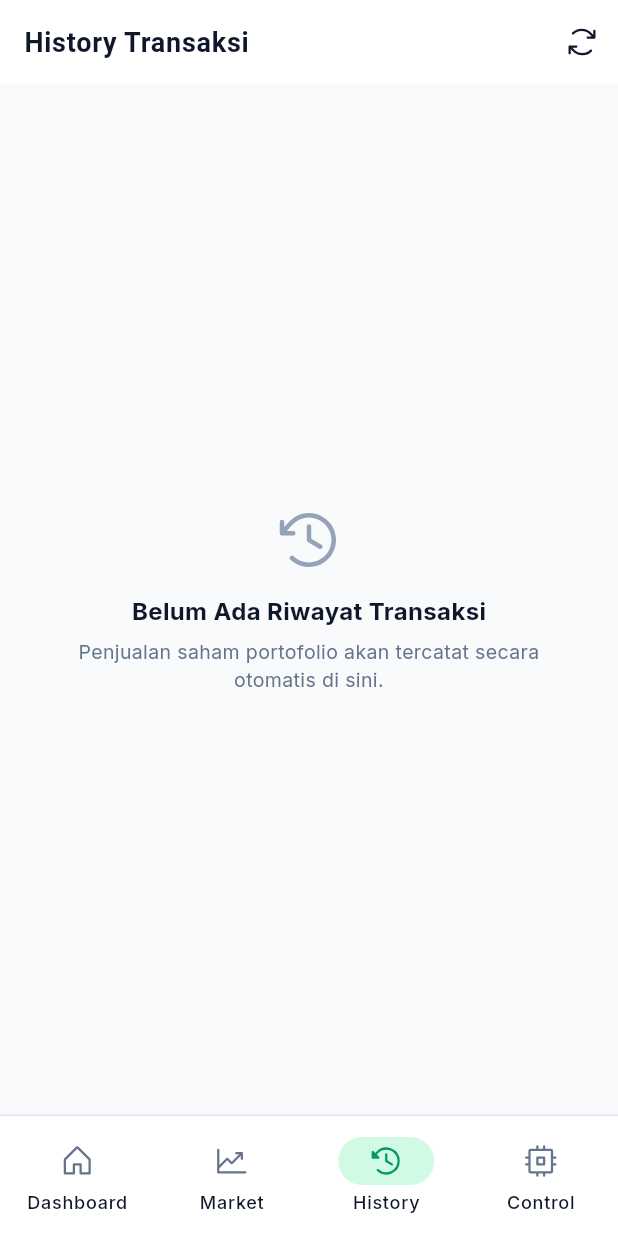
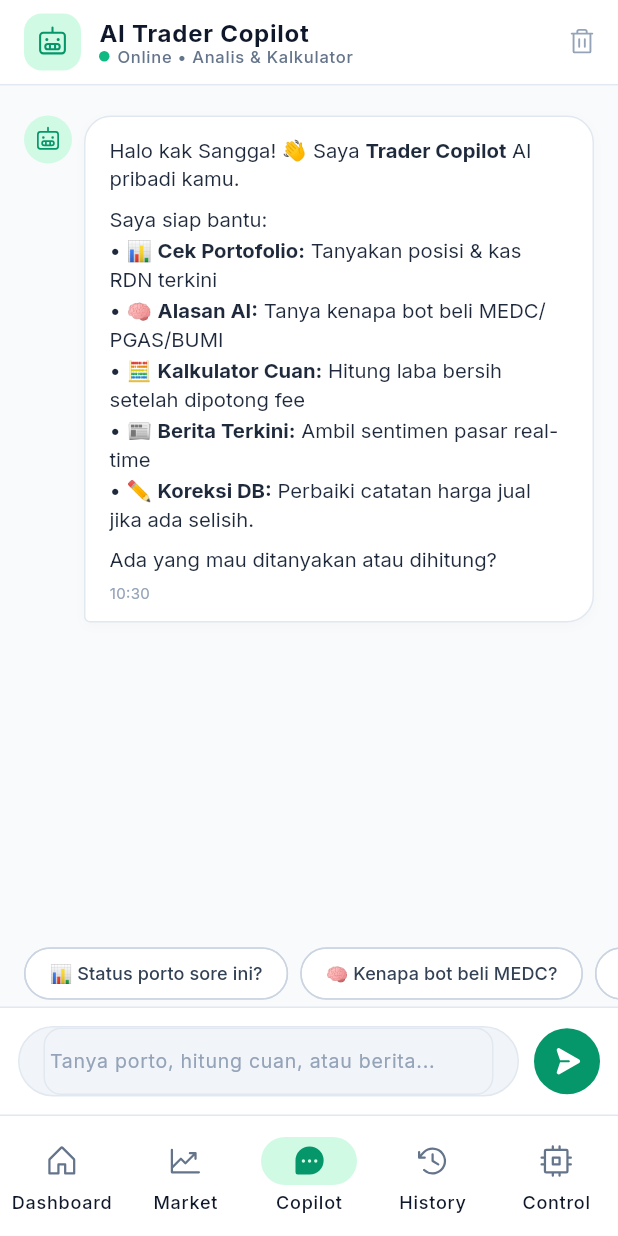
Before and after one commit to sanggasatria6-dev/aplikasicobaa, a Flutter app: the MainNav screen opened directly, item 3 of the bottom bar chosen, on a phone screen of 412 x 824 dp. Run offline on Flutter 3.47's test engine with Material 3 defaults, Android fonts, the light colour scheme and no system bars; our stand-ins replace cloud_firestore, dio, firebase_core, firebase_messaging, flutter_riverpod, flutter_slidable and 3 more; accounts and stored records are empty; network calls fail.

Commit message:
feat(copilot): add Trader Copilot AI chat screen and integrate with bottom navigation

```diff
--- a/lib/api_service.dart
+++ b/lib/api_service.dart
@@ -263,6 +263,25 @@ class ApiService {
       return false;
     }
   }
+
+  // --- 🤖 COPILOT AI CHAT ---
+  Future<String> sendCopilotMessage(String message, {List<Map<String, String>>? history}) async {
+    try {
+      final res = await _dio.post('/api/copilot/chat', data: {
+        "message": message,
+        "history": history ?? [],
+      });
+      if (res.data != null && res.data['reply'] != null) {
+        return res.data['reply'].toString();
+      }
+      return "Maaf, tidak ada respon dari Copilot.";
+    } on DioException catch (e) {
+      final detail = e.response?.data?['detail'] ?? e.message ?? "Gagal terhubung ke Copilot";
+      throw detail;
+    } catch (e) {
+      throw "Terjadi kesalahan: $e";
+    }
+  }
 }
 
 // Providers for Notifications
--- /dev/null
+++ b/lib/copilot_screen.dart
@@ -0,0 +1,451 @@
+import 'package:flutter/material.dart';
+import 'package:flutter_riverpod/flutter_riverpod.dart';
+import 'package:google_fonts/google_fonts.dart';
+import 'package:phosphor_flutter/phosphor_flutter.dart';
+import 'api_service.dart';
+
+class ChatMessage {
+  final String text;
+  final bool isUser;
+  final DateTime timestamp;
+
+  ChatMessage({
+    required this.text,
+    required this.isUser,
+    required this.timestamp,
+  });
+}
+
+class CopilotScreen extends ConsumerStatefulWidget {
+  const CopilotScreen({super.key});
+
+  @override
+  ConsumerState<CopilotScreen> createState() => _CopilotScreenState();
+}
+
+class _CopilotScreenState extends ConsumerState<CopilotScreen> {
+  final TextEditingController _controller = TextEditingController();
+  final ScrollController _scrollController = ScrollController();
+  final List<ChatMessage> _messages = [];
+  bool _isLoading = false;
+
+  final List<String> _suggestions = [
+    "📊 Status porto sore ini?",
+    "🧠 Kenapa bot beli MEDC?",
+    "🧮 Hitung cuan BUMI di 212",
+    "📰 Berita saham BUMI hari ini",
+    "🎯 Sinyal AI terbaik hari ini",
+  ];
+
+  @override
+  void initState() {
+    super.initState();
+    // Pesan sambutan awal dari Copilot
+    _messages.add(ChatMessage(
+      text: "Halo kak Sangga! 👋 Saya **Trader Copilot** AI pribadi kamu.\n\n"
+          "Saya siap bantu:\n"
+          "• 📊 **Cek Portofolio:** Tanyakan posisi & kas RDN terkini\n"
+          "• 🧠 **Alasan AI:** Tanya kenapa bot beli MEDC/PGAS/BUMI\n"
+          "• 🧮 **Kalkulator Cuan:** Hitung laba bersih setelah dipotong fee\n"
+          "• 📰 **Berita Terkini:** Ambil sentimen pasar real-time\n"
+          "• ✏️ **Koreksi DB:** Perbaiki catatan harga jual jika ada selisih.\n\n"
+          "Ada yang mau ditanyakan atau dihitung?",
+      isUser: false,
+      timestamp: DateTime.now(),
+    ));
+  }
+
+  @override
+  void dispose() {
+    _controller.dispose();
+    _scrollController.dispose();
+    super.dispose();
+  }
+
+  void _scrollToBottom() {
+    WidgetsBinding.instance.addPostFrameCallback((_) {
+      if (_scrollController.hasClients) {
+        _scrollController.animateTo(
+          _scrollController.position.maxScrollExtent,
+          duration: const Duration(milliseconds: 300),
+          curve: Curves.easeOut,
+        );
+      }
+    });
+  }
+
+  Future<void> _sendMessage(String text) async {
+    final query = text.trim();
+    if (query.isEmpty || _isLoading) return;
+
+    _controller.clear();
+    setState(() {
+      _messages.add(ChatMessage(
+        text: query,
+        isUser: true,
+        timestamp: DateTime.now(),
+      ));
+      _isLoading = true;
+    });
+    _scrollToBottom();
+
+    try {
+      final api = ref.read(apiProvider);
+      final reply = await api.sendCopilotMessage(query);
+
+      if (mounted) {
+        setState(() {
+          _messages.add(ChatMessage(
+            text: reply,
+            isUser: false,
+            timestamp: DateTime.now(),
+          ));
+          _isLoading = false;
+        });
+        _scrollToBottom();
+      }
+    } catch (e) {
+      if (mounted) {
+        setState(() {
+          _messages.add(ChatMessage(
+            text: "⚠️ Terjadi kesalahan: $e",
+            isUser: false,
+            timestamp: DateTime.now(),
+          ));
+          _isLoading = false;
+        });
+        _scrollToBottom();
+      }
+    }
+  }
+
+  @override
+  Widget build(BuildContext context) {
+    return Scaffold(
+      backgroundColor: const Color(0xFFF8FAFC),
+      appBar: AppBar(
+        backgroundColor: Colors.white,
+        elevation: 0,
+        scrolledUnderElevation: 0,
+        title: Row(
+          children: [
+            Container(
+              padding: const EdgeInsets.all(8),
+              decoration: BoxDecoration(
+                color: const Color(0xFFD1FAE5),
+                borderRadius: BorderRadius.circular(12),
+              ),
+              child: const Icon(
+                PhosphorIcons.robot,
+                color: Color(0xFF059669),
+                size: 22,
+              ),
+            ),
+            const SizedBox(width: 12),
+            Column(
+              crossAxisAlignment: CrossAxisAlignment.start,
+              children: [
+                Text(
+                  "AI Trader Copilot",
+                  style: GoogleFonts.inter(
+                    fontSize: 16,
+                    fontWeight: FontWeight.w700,
+                    color: const Color(0xFF0F172A),
+                  ),
+                ),
+                Row(
+                  children: [
+                    Container(
+                      width: 7,
+                      height: 7,
+                      decoration: const BoxDecoration(
+                        color: Color(0xFF10B981),
+                        shape: BoxShape.circle,
+                      ),
+                    ),
+                    const SizedBox(width: 5),
+                    Text(
+                      "Online • Analis & Kalkulator",
+                      style: GoogleFonts.inter(
+                        fontSize: 11,
+                        fontWeight: FontWeight.w500,
+                        color: const Color(0xFF64748B),
+                      ),
+                    ),
+                  ],
+                ),
+              ],
+            ),
+          ],
+        ),
+        actions: [
+          IconButton(
+            icon: const Icon(PhosphorIcons.trash, color: Color(0xFF94A3B8), size: 20),
+            tooltip: "Bersihkan Chat",
+            onPressed: () {
+              setState(() {
+                _messages.clear();
+                _messages.add(ChatMessage(
+                  text: "Chat telah dibersihkan. Ada yang bisa saya bantu terkait portofolio kak Sangga?",
+                  isUser: false,
+                  timestamp: DateTime.now(),
+                ));
+              });
+            },
+          ),
+        ],
+        bottom: PreferredSize(
+          preferredSize: const Size.fromHeight(1),
+          child: Container(color: const Color(0xFFE2E8F0), height: 1),
+        ),
+      ),
+      body: Column(
+        children: [
+          // Daftar Pesan Chat
+          Expanded(
+            child: ListView.builder(
+              controller: _scrollController,
+              padding: const EdgeInsets.symmetric(horizontal: 16, vertical: 20),
+              itemCount: _messages.length,
+              itemBuilder: (context, index) {
+                final msg = _messages[index];
+                return _buildMessageBubble(msg);
+              },
+            ),
+          ),
+
+          // Typing Indicator
+          if (_isLoading)
+            Padding(
+              padding: const EdgeInsets.only(left: 20, bottom: 8),
+              child: Row(
+                children: [
+                  Container(
+                    padding: const EdgeInsets.symmetric(horizontal: 14, vertical: 8),
+                    decoration: BoxDecoration(
+                      color: Colors.white,
+                      borderRadius: BorderRadius.circular(16),
+                      border: Border.all(color: const Color(0xFFE2E8F0)),
+                    ),
+                    child: Row(
+                      mainAxisSize: MainAxisSize.min,
+                      children: [
+                        const SizedBox(
+                          width: 12,
+                          height: 12,
+                          child: CircularProgressIndicator(
+                            strokeWidth: 2,
+                            color: Color(0xFF059669),
+                          ),
+                        ),
+                        const SizedBox(width: 8),
+                        Text(
+                          "Copilot sedang berpikir...",
+                          style: GoogleFonts.inter(
+                            fontSize: 12,
+                            color: const Color(0xFF64748B),
+                            fontStyle: FontStyle.italic,
+                          ),
+                        ),
+                      ],
+                    ),
+                  ),
+                ],
+              ),
+            ),
+
+          // Suggestion Chips (Rekomendasi Cepat)
+          Container(
+            height: 44,
+            padding: const EdgeInsets.symmetric(vertical: 4),
+            child: ListView.separated(
+              scrollDirection: Axis.horizontal,
+              padding: const EdgeInsets.symmetric(horizontal: 16),
+              itemCount: _suggestions.length,
+              separatorBuilder: (_, __) => const SizedBox(width: 8),
+              itemBuilder: (context, i) {
+                return ActionChip(
+                  label: Text(
+                    _suggestions[i],
+                    style: GoogleFonts.inter(
+                      fontSize: 12,
+                      fontWeight: FontWeight.w500,
+                      color: const Color(0xFF334155),
+                    ),
+                  ),
+                  backgroundColor: Colors.white,
+                  side: const BorderSide(color: Color(0xFFCBD5E1)),
+                  shape: RoundedRectangleBorder(
+                    borderRadius: BorderRadius.circular(20),
+                  ),
+                  onPressed: () => _sendMessage(_suggestions[i]),
+                );
+              },
+            ),
+          ),
+
+          // Input Box Bar
+          Container(
+            padding: const EdgeInsets.all(12),
+            decoration: const BoxDecoration(
+              color: Colors.white,
+              border: Border(
+                top: BorderSide(color: Color(0xFFE2E8F0), width: 1),
+              ),
+            ),
+            child: SafeArea(
+              child: Row(
+                children: [
+                  Expanded(
+                    child: Container(
+                      padding: const EdgeInsets.symmetric(horizontal: 16),
+                      decoration: BoxDecoration(
+                        color: const Color(0xFFF1F5F9),
+                        borderRadius: BorderRadius.circular(24),
+                        border: Border.all(color: const Color(0xFFE2E8F0)),
+                      ),
+                      child: TextField(
+                        controller: _controller,
+                        textInputAction: TextInputAction.send,
+                        onSubmitted: _sendMessage,
+                        style: GoogleFonts.inter(fontSize: 14, color: const Color(0xFF0F172A)),
+                        decoration: InputDecoration(
+                          hintText: "Tanya porto, hitung cuan, atau berita...",
+                          hintStyle: GoogleFonts.inter(fontSize: 13, color: const Color(0xFF94A3B8)),
+                          border: InputBorder.none,
+                          isDense: true,
+                          contentPadding: const EdgeInsets.symmetric(vertical: 12),
+                        ),
+                      ),
+                    ),
+                  ),
+                  const SizedBox(width: 10),
+                  Material(
+                    color: const Color(0xFF059669),
+                    borderRadius: BorderRadius.circular(24),
+                    child: InkWell(
+                      borderRadius: BorderRadius.circular(24),
+                      onTap: () => _sendMessage(_controller.text),
+                      child: Container(
+                        width: 44,
+                        height: 44,
+                        alignment: Alignment.center,
+                        child: const Icon(
+                          PhosphorIcons.paperPlaneRightFill,
+                          color: Colors.white,
+                          size: 20,
+                        ),
+                      ),
+                    ),
+                  ),
+                ],
+              ),
+            ),
+          ),
+        ],
+      ),
+    );
+  }
+
+  Widget _buildMessageBubble(ChatMessage msg) {
+    final isUser = msg.isUser;
+    final timeStr = "${msg.timestamp.hour.toString().padLeft(2, '0')}:${msg.timestamp.minute.toString().padLeft(2, '0')}";
+
+    return Padding(
+      padding: const EdgeInsets.only(bottom: 14),
+      child: Row(
+        mainAxisAlignment: isUser ? MainAxisAlignment.end : MainAxisAlignment.start,
+        crossAxisAlignment: CrossAxisAlignment.start,
+        children: [
+          if (!isUser) ...[
+            CircleAvatar(
+              radius: 16,
+              backgroundColor: const Color(0xFFD1FAE5),
+              child: const Icon(PhosphorIcons.robot, color: Color(0xFF059669), size: 18),
+            ),
+            const SizedBox(width: 8),
+          ],
+          Flexible(
+            child: Container(
+              padding: const EdgeInsets.symmetric(horizontal: 16, vertical: 12),
+              decoration: BoxDecoration(
+                color: isUser ? const Color(0xFF059669) : Colors.white,
+                borderRadius: BorderRadius.only(
+                  topLeft: const Radius.circular(18),
+                  topRight: const Radius.circular(18),
+                  bottomLeft: Radius.circular(isUser ? 18 : 4),
+                  bottomRight: Radius.circular(isUser ? 4 : 18),
+                ),
+                border: isUser ? null : Border.all(color: const Color(0xFFE2E8F0)),
+                boxShadow: [
+                  BoxShadow(
+                    color: Colors.black.withOpacity(0.02),
+                    blurRadius: 6,
+                    offset: const Offset(0, 2),
+                  ),
+                ],
+              ),
+              child: Column(
+                crossAxisAlignment: isUser ? CrossAxisAlignment.end : CrossAxisAlignment.start,
+                children: [
+                  _formatMessageContent(msg.text, isUser),
+                  const SizedBox(height: 4),
+                  Text(
+                    timeStr,
+                    style: GoogleFonts.inter(
+                      fontSize: 10,
+                      color: isUser ? Colors.white.withOpacity(0.7) : const Color(0xFF94A3B8),
+                    ),
+                  ),
+                ],
+              ),
+            ),
+          ),
+          if (isUser) const SizedBox(width: 4),
+        ],
+      ),
+    );
+  }
+
+  Widget _formatMessageContent(String text, bool isUser) {
+    // Render sederhana untuk pesan dengan formatting bold dan bullet
+    final textColor = isUser ? Colors.white : const Color(0xFF1E293B);
+    final lines = text.split('\n');
+
+    return Column(
+      crossAxisAlignment: CrossAxisAlignment.start,
+      children: lines.map((line) {
+        if (line.isEmpty) {
+          return const SizedBox(height: 6);
+        }
+        return Padding(
+          padding: const EdgeInsets.only(bottom: 2),
+          child: _renderFormattedLine(line, textColor),
+        );
+      }).toList(),
+    );
+  }
+
+  Widget _renderFormattedLine(String line, Color defaultColor) {
+    // Parsing sederhana untuk tanda bold **text**
+    final spans = <TextSpan>[];
+    final parts = line.split('**');
+
+    for (int i = 0; i < parts.length; i++) {
+      final isBold = i % 2 == 1;
+      spans.add(TextSpan(
+        text: parts[i],
+        style: GoogleFonts.inter(
+          fontSize: 13.5,
+          height: 1.4,
+          color: defaultColor,
+          fontWeight: isBold ? FontWeight.w700 : FontWeight.w400,
+        ),
+      ));
+    }
+
+    return RichText(
+      text: TextSpan(children: spans),
+    );
+  }
+}
--- a/lib/main.dart
+++ b/lib/main.dart
@@ -9,6 +9,7 @@ import 'dashboard_screen.dart';
 import 'market_screen.dart';   // Akan dibuat di Part 2
 import 'control_screen.dart';  // Akan dibuat di Part 2
 import 'history_screen.dart'; // Import halaman baru
+import 'copilot_screen.dart'; // Import Trader Copilot Chat
 import 'push_notification_service.dart';
 
 final GlobalKey<ScaffoldMessengerState> rootScaffoldMessengerKey = GlobalKey<ScaffoldMessengerState>();
@@ -103,6 +104,7 @@ class _MainNavState extends ConsumerState<MainNav> {
   final _screens = [
     const DashboardScreen(),
     const MarketScreen(),
+    const CopilotScreen(),
     const HistoryScreen(),
     const ControlScreen(),
   ];
@@ -141,6 +143,11 @@ class _MainNavState extends ConsumerState<MainNav> {
               label: "Market",
             ),
             NavigationDestination(
+              icon: Icon(PhosphorIcons.chatTeardropDots, color: Color(0xFF64748B)),
+              selectedIcon: Icon(PhosphorIcons.chatTeardropDotsFill, color: Color(0xFF059669)),
+              label: "Copilot",
+            ),
+            NavigationDestination(
               icon: Icon(PhosphorIcons.clockCounterClockwise, color: Color(0xFF64748B)),
               selectedIcon: Icon(PhosphorIcons.clockCounterClockwiseFill, color: Color(0xFF059669)),
               label: "History",
```
